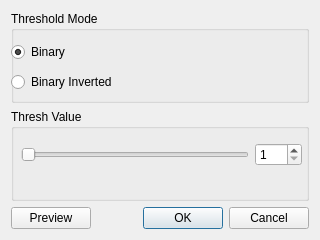
Old version of the form thresholddialog.ui in the repository mbobowsk/DarQwin.
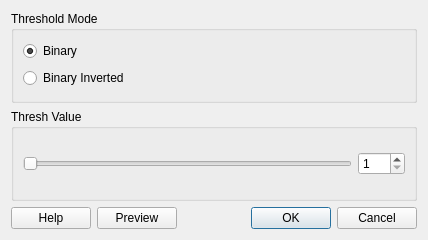
New version of the form.

Patch:
```diff
--- a/thresholddialog.ui
+++ b/thresholddialog.ui
@@ -6,43 +6,24 @@
    <rect>
     <x>0</x>
     <y>0</y>
-    <width>320</width>
+    <width>428</width>
     <height>240</height>
    </rect>
   </property>
   <property name="windowTitle">
    <string>Threshold</string>
   </property>
-  <layout class="QGridLayout" name="gridLayout">
-   <item row="0" column="0" colspan="2">
+  <layout class="QGridLayout" name="gridLayout_3">
+   <item row="0" column="0">
     <layout class="QVBoxLayout" name="verticalLayout">
      <item>
       <widget class="QGroupBox" name="groupBox">
        <property name="title">
         <string>Threshold Mode</string>
        </property>
-       <widget class="QRadioButton" name="binaryInvButton">
-        <property name="geometry">
-         <rect>
-          <x>0</x>
-          <y>60</y>
-          <width>131</width>
-          <height>22</height>
-         </rect>
-        </property>
-        <property name="text">
-         <string>Binary Inverted</string>
-        </property>
-       </widget>
+       <layout class="QGridLayout" name="gridLayout_2">
+        <item row="0" column="0">
        <widget class="QRadioButton" name="binaryButton">
-        <property name="geometry">
-         <rect>
-          <x>0</x>
-          <y>30</y>
-          <width>109</width>
-          <height>22</height>
-         </rect>
-        </property>
         <property name="text">
          <string>Binary</string>
         </property>
@@ -50,6 +31,15 @@
          <bool>true</bool>
         </property>
        </widget>
+        </item>
+        <item row="1" column="0">
+         <widget class="QRadioButton" name="binaryInvButton">
+          <property name="text">
+           <string>Binary Inverted</string>
+          </property>
+         </widget>
+        </item>
+       </layout>
       </widget>
      </item>
      <item>
@@ -57,15 +47,8 @@
        <property name="title">
         <string>Thresh Value</string>
        </property>
-       <widget class="QWidget" name="layoutWidget">
-        <property name="geometry">
-         <rect>
-          <x>10</x>
-          <y>30</y>
-          <width>281</width>
-          <height>31</height>
-         </rect>
-        </property>
+       <layout class="QGridLayout" name="gridLayout">
+        <item row="0" column="0">
         <layout class="QHBoxLayout" name="horizontalLayout">
          <item>
           <widget class="QSlider" name="threshSlider">
@@ -91,12 +74,29 @@
           </widget>
          </item>
         </layout>
-       </widget>
-      </widget>
+        </item>
+       </layout>
+      </widget>
      </item>
     </layout>
    </item>
-   <item row="1" column="1">
+   <item row="1" column="0">
+    <layout class="QHBoxLayout" name="horizontalLayout_2">
+     <item>
+      <widget class="QPushButton" name="helpButton">
+       <property name="text">
+        <string>Help</string>
+       </property>
+      </widget>
+     </item>
+     <item>
+      <widget class="QPushButton" name="previewButton">
+       <property name="text">
+        <string>Preview</string>
+       </property>
+      </widget>
+     </item>
+     <item>
     <widget class="QDialogButtonBox" name="buttonBox">
      <property name="orientation">
       <enum>Qt::Horizontal</enum>
@@ -106,12 +106,7 @@
      </property>
     </widget>
    </item>
-   <item row="1" column="0">
-    <widget class="QPushButton" name="previewButton">
-     <property name="text">
-      <string>Preview</string>
-     </property>
-    </widget>
+    </layout>
    </item>
   </layout>
  </widget>
```
Lines whose indentation alone changed are shown as unchanged.
